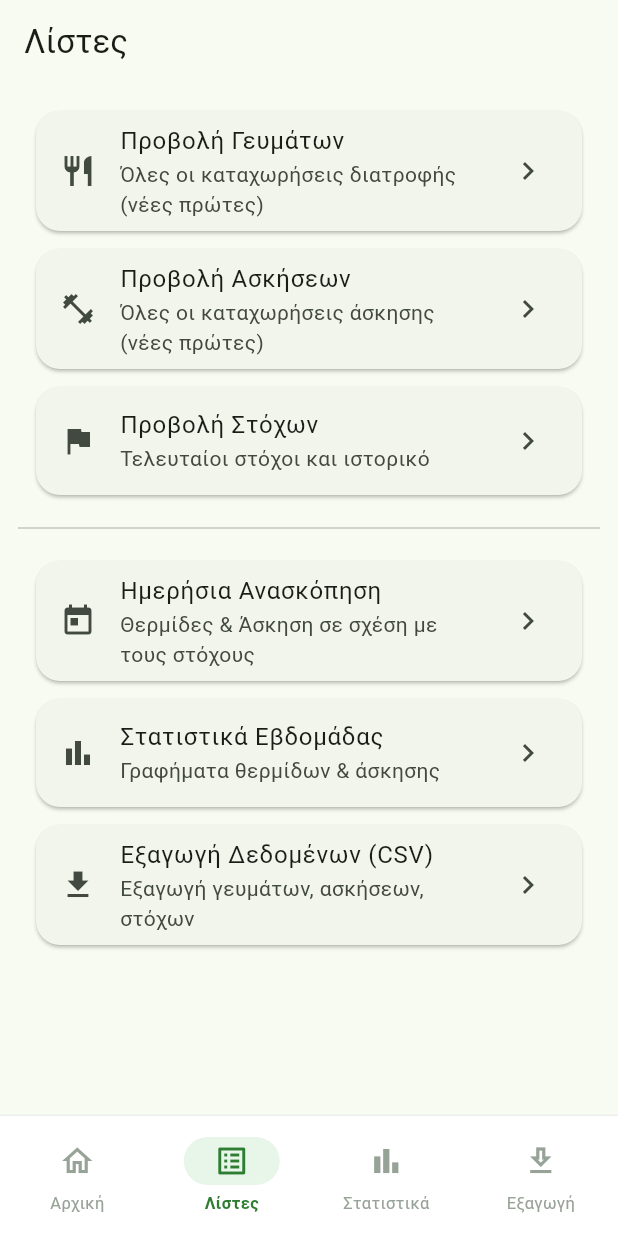
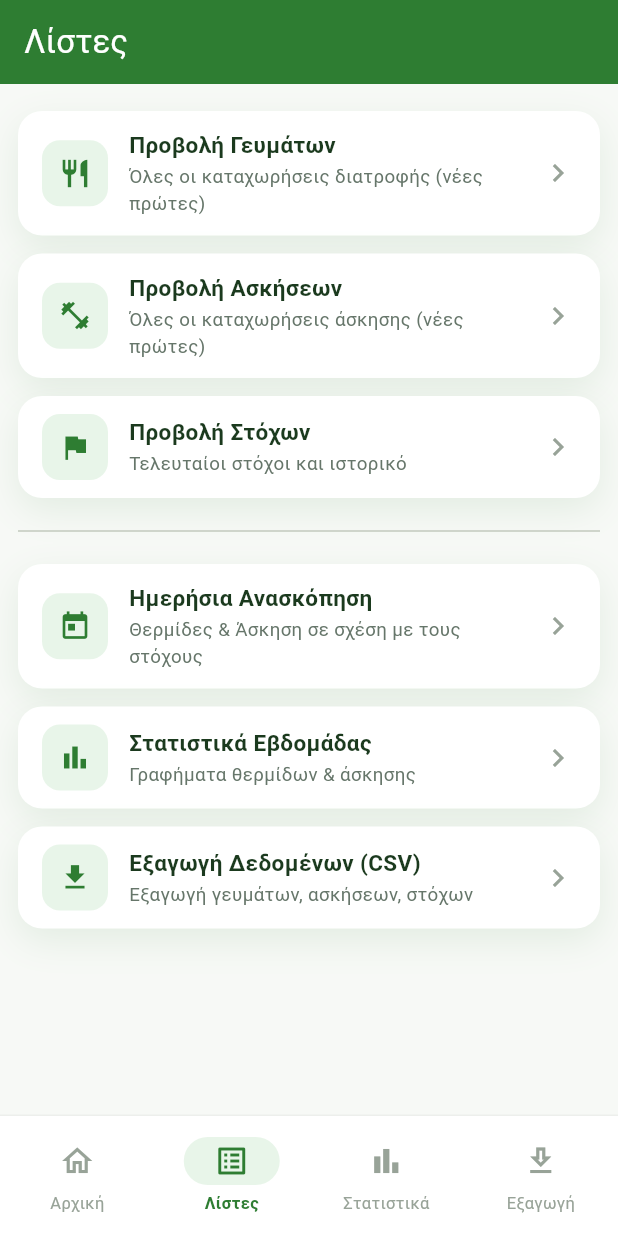
Before and after one commit to nikolastriantafyllou000-rgb/diatrofi_app, a Flutter app: the screen it shows after launch, item 2 of the bottom bar chosen, on a phone screen of 412 x 824 dp. Run offline on Flutter 3.47's test engine with Material 3 defaults, Android fonts, the phone set to English and light mode, and no system bars; our stand-ins replace fl_chart, hive, hive_flutter; accounts and stored records are empty.

Commit message:
Extend brand style (green header, soft cards) to remaining screens
Add a global AppBarTheme (green background, white foreground) and
scaffoldBackgroundColor to the light theme so every screen inherits
the same header treatment as the redesigned Home tab. Restyle the
Λίστες tab rows and the meal/exercise/goal list items' leading icons
to the exact brand tokens (E8F5E9 badge, 2E7D32 icon), and fix the
weekly stats bar chart which was rendering fl_chart's default cyan
bars instead of brand green and using a plain elevation shadow
instead of the app's card style.

Co-Authored-By: Claude Sonnet 5 <noreply@anthropic.com>

```diff
--- a/lib/app_shell.dart
+++ b/lib/app_shell.dart
@@ -410,14 +410,65 @@ class _ListTileNav extends StatelessWidget {
 
   @override
   Widget build(BuildContext context) {
-    return Card(
-      elevation: 1,
-      child: ListTile(
-        leading: Icon(icon),
-        title: Text(title),
-        subtitle: Text(subtitle),
-        trailing: const Icon(Icons.chevron_right),
+    return Padding(
+      padding: const EdgeInsets.symmetric(vertical: 6),
+      child: InkWell(
         onTap: onTap,
+        borderRadius: BorderRadius.circular(16),
+        child: Ink(
+          padding: const EdgeInsets.symmetric(vertical: 12, horizontal: 16),
+          decoration: BoxDecoration(
+            borderRadius: BorderRadius.circular(16),
+            color: Colors.white,
+            boxShadow: const [
+              BoxShadow(
+                color: Color(0x1A2E7D32),
+                blurRadius: 20,
+                offset: Offset(0, 8),
+              ),
+            ],
+          ),
+          child: Row(
+            children: [
+              Container(
+                width: 44,
+                height: 44,
+                decoration: BoxDecoration(
+                  color: const Color(0xFFE8F5E9),
+                  borderRadius: BorderRadius.circular(12),
+                ),
+                child: Icon(icon, size: 22, color: const Color(0xFF2E7D32)),
+              ),
+              const SizedBox(width: 14),
+              Expanded(
+                child: Column(
+                  crossAxisAlignment: CrossAxisAlignment.start,
+                  mainAxisSize: MainAxisSize.min,
+                  children: [
+                    Text(
+                      title,
+                      style: const TextStyle(
+                        fontWeight: FontWeight.w600,
+                        fontSize: 15,
+                        color: Color(0xFF1B3A1E),
+                      ),
+                    ),
+                    const SizedBox(height: 2),
+                    Text(
+                      subtitle,
+                      style: const TextStyle(
+                        fontSize: 12.5,
+                        color: Color(0xFF66766A),
+                      ),
+                    ),
+                  ],
+                ),
+              ),
+              const SizedBox(width: 8),
+              const Icon(Icons.chevron_right, color: Color(0xFF98A398)),
+            ],
+          ),
+        ),
       ),
     );
   }
--- a/lib/goal_list_screen.dart
+++ b/lib/goal_list_screen.dart
@@ -66,9 +66,8 @@ class _GoalListScreenState extends State<GoalListScreen> {
                   child: ListTile(
                     leading: CircleAvatar(
                       radius: 22,
-                      backgroundColor:
-                          Theme.of(context).colorScheme.primaryContainer,
-                      child: const Icon(Icons.flag),
+                      backgroundColor: const Color(0xFFE8F5E9),
+                      child: const Icon(Icons.flag, color: Color(0xFF2E7D32)),
                     ),
                     title: Text(
                       'Θερμίδες/ημέρα: ${goal.calorieGoal}',
--- a/lib/main.dart
+++ b/lib/main.dart
@@ -32,6 +32,13 @@ class DiatrofiApp extends StatelessWidget {
       theme: ThemeData(
         useMaterial3: true,
         colorScheme: ColorScheme.fromSeed(seedColor: Colors.green),
+        scaffoldBackgroundColor: const Color(0xFFF7F9F6),
+        appBarTheme: const AppBarTheme(
+          backgroundColor: Color(0xFF2E7D32),
+          foregroundColor: Colors.white,
+          elevation: 0,
+          centerTitle: false,
+        ),
         cardTheme: const CardTheme(
           elevation: 1,
           margin: EdgeInsets.symmetric(horizontal: 12, vertical: 6),
```
Also changed, not shown: lib/exercise_list_screen.dart (+5 -3 lines), lib/meal_list_screen.dart (+5 -3 lines), lib/stats_screen.dart (+9 -2 lines).
